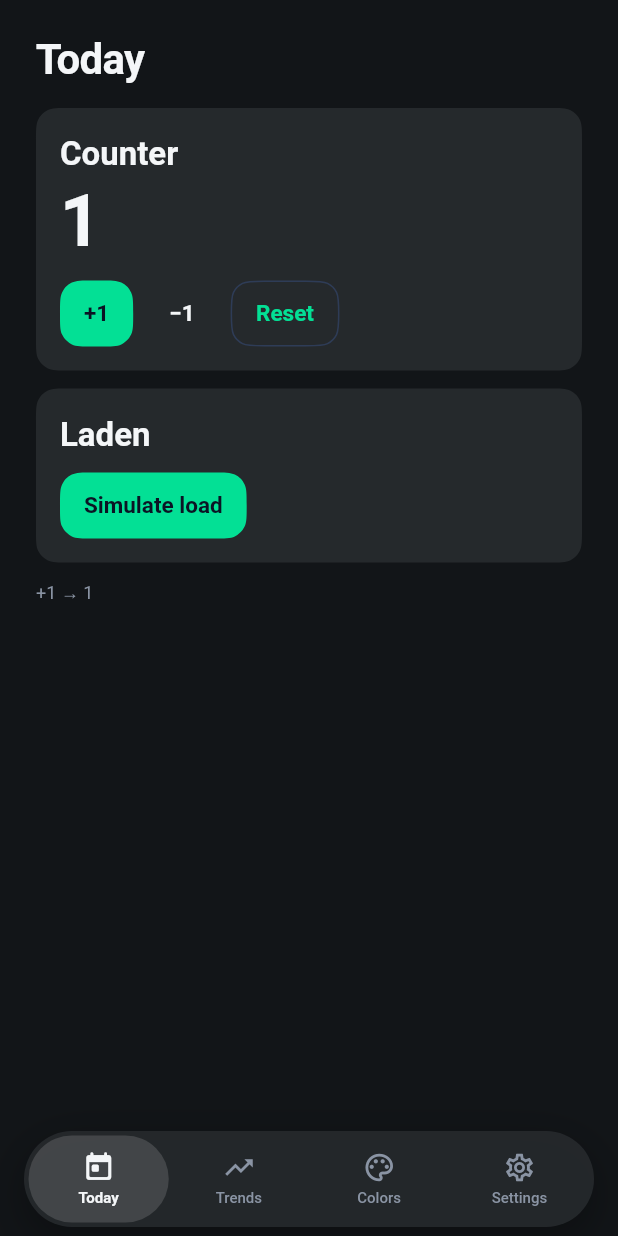
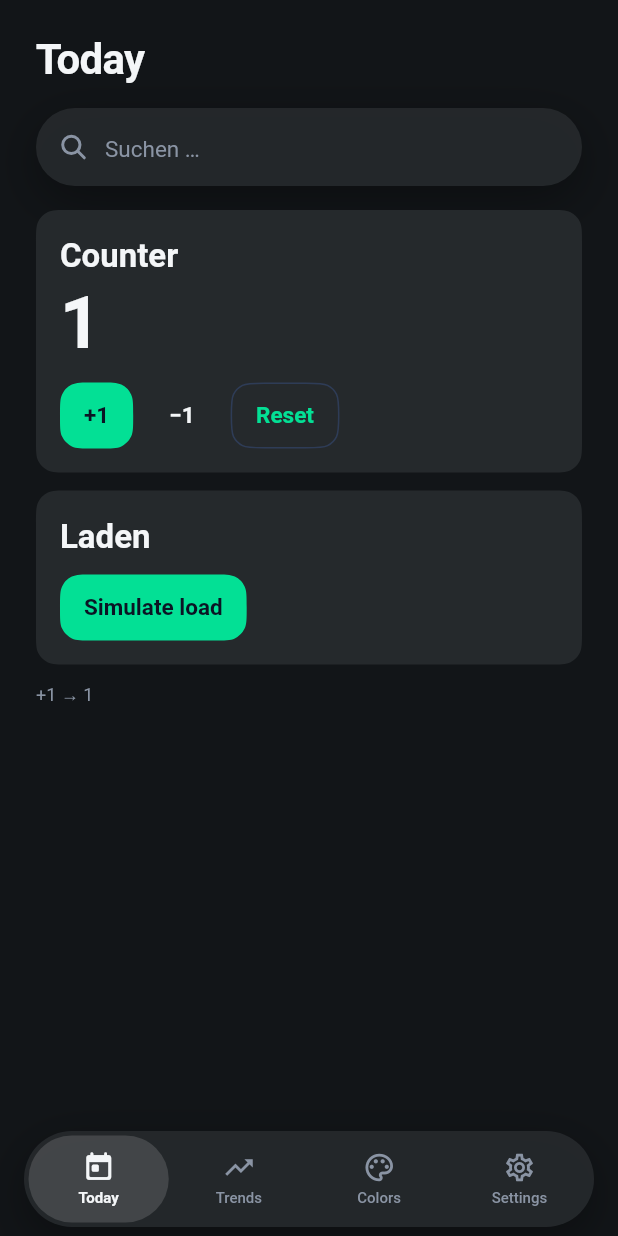
Before and after one commit to chukfinley/chuk_ui, a Flutter app: the screen it shows after launch, after a tap on "+1", on a phone screen of 412 x 824 dp. Run offline on Flutter 3.47's test engine with Material 3 defaults, Android fonts, the phone set to English and light mode, and no system bars.

Commit message:
v0.3.0: search bar, HSV color picker, card; fix toggle "on" color
- ChukSearchBar (nav-styled floating search, Material-free EditableText +
  drawn glyph), ChukColorPicker (draggable HSV field + hue slider), ChukCard
  (squircle surface).
- Example Colors tab: picker + hex/copy + live component preview; whole accent
  follows the picked color.
- Fix: switch "on" knob used accent@60% and read as dark/washed-out — now full
  accent, matching the primary button.

Claude-Session: https://claude.ai/code/session_01UYevD7rJswDPsWqXZntH93

````diff
--- a/example/lib/main.dart
+++ b/example/lib/main.dart
@@ -2,6 +2,7 @@ import 'dart:async';
 
 import 'package:chuk_ui/chuk_ui.dart';
 import 'package:flutter/material.dart' show Icons;
+import 'package:flutter/services.dart' show Clipboard, ClipboardData;
 import 'package:flutter/widgets.dart';
 
 void main() => runApp(const ExampleApp());
@@ -57,6 +58,7 @@ class _ExampleAppState extends State<ExampleApp> {
   bool _loading = false;
   bool _notifications = true;
   bool _sync = false;
+  bool _previewSwitch = true;
   String _lastAction = 'Noch nichts gedrückt';
 
   void _act(String msg) => setState(() => _lastAction = msg);
@@ -172,6 +174,11 @@ class _ExampleAppState extends State<ExampleApp> {
   // ── Today ──────────────────────────────────────────────────────────────
   Widget _todayTab(ChukThemeData t) {
     return _page(t, 'Today', [
+      ChukSearchBar(
+        hintText: 'Suchen …',
+        onChanged: (q) => _act('Suche: "$q"'),
+      ),
+      SizedBox(height: t.spacing.lg),
       _card(t,
           child: Column(
             crossAxisAlignment: CrossAxisAlignment.start,
@@ -291,20 +298,76 @@ class _ExampleAppState extends State<ExampleApp> {
         style: t.typography.body.copyWith(color: t.colors.textSecondary),
       ),
       SizedBox(height: t.spacing.md),
+      ChukColorPicker(
+        color: _primary,
+        onChanged: (c) => setState(() => _primary = c),
+      ),
+      SizedBox(height: t.spacing.md),
+      // Hex + copy.
       Row(
         children: [
-          const ChukSpinner(size: 28),
+          Container(
+            width: 40,
+            height: 40,
+            decoration: BoxDecoration(
+              color: _primary,
+              borderRadius: BorderRadius.circular(t.radii.sm),
+            ),
+          ),
           SizedBox(width: t.spacing.md),
-          Expanded(
-            child: ChukButton.primary(
-              expand: true,
-              onPressed: () => _act('Aktuelle Primary getestet'),
-              child: const Text('Aktuelle Primary'),
+          Text(
+            _hex(_primary),
+            style: t.typography.title.copyWith(
+              fontFeatures: const [],
+              color: t.colors.textPrimary,
             ),
+          ),
+          const Spacer(),
+          ChukButton.ghost(
+            onPressed: () {
+              Clipboard.setData(ClipboardData(text: _hex(_primary)));
+              _act('${_hex(_primary)} kopiert');
+            },
+            child: const Text('Copy'),
           ),
         ],
       ),
       SizedBox(height: t.spacing.lg),
+      // Live preview of components in the chosen color.
+      _card(t,
+          child: Column(
+            crossAxisAlignment: CrossAxisAlignment.start,
+            children: [
+              Text('Live-Vorschau',
+                  style: t.typography.caption
+                      .copyWith(color: t.colors.textSecondary)),
+              SizedBox(height: t.spacing.md),
+              Wrap(
+                spacing: t.spacing.sm,
+                runSpacing: t.spacing.sm,
+                crossAxisAlignment: WrapCrossAlignment.center,
+                children: [
+                  ChukButton.primary(
+                    onPressed: () => _act('Primary'),
+                    child: const Text('Primary'),
+                  ),
+                  ChukButton.ghost(
+                    onPressed: () => _act('Ghost'),
+                    child: const Text('Ghost'),
+                  ),
+                  ChukSwitch(
+                    value: _previewSwitch,
+                    onChanged: (v) => setState(() => _previewSwitch = v),
+                  ),
+                  const ChukSpinner(size: 28),
+                ],
+              ),
+            ],
+          )),
+      SizedBox(height: t.spacing.sm),
+      Text('Presets',
+          style: t.typography.title.copyWith(color: t.colors.textSecondary)),
+      SizedBox(height: t.spacing.sm),
       Wrap(
         spacing: t.spacing.sm,
         runSpacing: t.spacing.sm,
--- a/lib/chuk_ui.dart
+++ b/lib/chuk_ui.dart
@@ -33,6 +33,8 @@ export 'src/components/spinner/chuk_spinner.dart';
 export 'src/components/nav/chuk_nav_bar.dart';
 export 'src/components/nav/chuk_nav_style.dart';
 export 'src/components/card/chuk_card.dart';
+export 'src/components/search/chuk_search_bar.dart';
+export 'src/components/color_picker/chuk_color_picker.dart';
 
 // Shape
 export 'src/shape/chuk_squircle.dart';
--- /dev/null
+++ b/lib/src/components/color_picker/chuk_color_picker.dart
@@ -0,0 +1,204 @@
+import 'package:flutter/widgets.dart';
+
+import '../../shape/chuk_squircle.dart';
+import '../../theme/chuk_theme.dart';
+
+/// A draggable HSV color picker: a saturation/value field you swipe around with
+/// the mouse or finger, plus a hue slider below it. Reports the live color as
+/// you drag. Material-free.
+///
+/// ```dart
+/// ChukColorPicker(
+///   color: primary,
+///   onChanged: (c) => setState(() => primary = c),
+/// )
+/// ```
+class ChukColorPicker extends StatefulWidget {
+  const ChukColorPicker({
+    super.key,
+    required this.color,
+    required this.onChanged,
+    this.fieldHeight = 180,
+    this.hueHeight = 22,
+  });
+
+  /// The current color.
+  final Color color;
+
+  /// Called continuously while dragging with the new color.
+  final ValueChanged<Color> onChanged;
+
+  /// Height of the saturation/value field.
+  final double fieldHeight;
+
+  /// Height of the hue slider.
+  final double hueHeight;
+
+  @override
+  State<ChukColorPicker> createState() => _ChukColorPickerState();
+}
+
+class _ChukColorPickerState extends State<ChukColorPicker> {
+  late HSVColor _hsv;
+
+  @override
+  void initState() {
+    super.initState();
+    _hsv = HSVColor.fromColor(widget.color);
+  }
+
+  @override
+  void didUpdateWidget(ChukColorPicker old) {
+    super.didUpdateWidget(old);
+    // Keep in sync if the color is changed from the outside, but ignore the
+    // round-trip of our own emitted color (same RGB → keep our hue/sat).
+    if (widget.color.toARGB32() != _hsv.toColor().toARGB32()) {
+      _hsv = HSVColor.fromColor(widget.color);
+    }
+  }
+
+  void _emit() => widget.onChanged(_hsv.toColor());
+
+  void _updateSV(Offset local, Size size) {
+    final s = (local.dx / size.width).clamp(0.0, 1.0);
+    final v = (1 - local.dy / size.height).clamp(0.0, 1.0);
+    setState(() => _hsv = _hsv.withSaturation(s).withValue(v));
+    _emit();
+  }
+
+  void _updateHue(Offset local, double width) {
+    final h = (local.dx / width).clamp(0.0, 1.0) * 360.0;
+    setState(() => _hsv = _hsv.withHue(h));
+    _emit();
+  }
+
+  @override
+  Widget build(BuildContext context) {
+    final t = context.chuk;
+    final radius = t.radii.md;
+    final hueColor = HSVColor.fromAHSV(1, _hsv.hue, 1, 1).toColor();
+
+    return Column(
+      crossAxisAlignment: CrossAxisAlignment.stretch,
+      children: [
+        // ── Saturation / Value field ──────────────────────────────────
+        ClipPath(
+          clipper: ShapeBorderClipper(
+            shape: SquircleBorder(radius: radius),
+          ),
+          child: SizedBox(
+            height: widget.fieldHeight,
+            child: LayoutBuilder(
+              builder: (context, c) {
+                final size = Size(c.maxWidth, c.maxHeight);
+                return GestureDetector(
+                  behavior: HitTestBehavior.opaque,
+                  onPanDown: (d) => _updateSV(d.localPosition, size),
+                  onPanUpdate: (d) => _updateSV(d.localPosition, size),
+                  child: Stack(
+                    children: [
+                      // Base hue → white (saturation, left to right).
+                      DecoratedBox(
+                        decoration: BoxDecoration(
+                          gradient: LinearGradient(
+                            colors: [const Color(0xFFFFFFFF), hueColor],
+                          ),
+                        ),
+                        child: const SizedBox.expand(),
+                      ),
+                      // Value overlay (transparent → black, top to bottom).
+                      const DecoratedBox(
+                        decoration: BoxDecoration(
+                          gradient: LinearGradient(
+                            begin: Alignment.topCenter,
+                            end: Alignment.bottomCenter,
+                            colors: [Color(0x00000000), Color(0xFF000000)],
+                          ),
+                        ),
+                        child: SizedBox.expand(),
+                      ),
+                      // Thumb.
+                      Positioned(
+                        left: _hsv.saturation * size.width - 9,
+                        top: (1 - _hsv.value) * size.height - 9,
+                        child: _Thumb(color: _hsv.toColor()),
+                      ),
+                    ],
+                  ),
+                );
+              },
+            ),
+          ),
+        ),
+        SizedBox(height: t.spacing.md),
+        // ── Hue slider ────────────────────────────────────────────────
+        ClipPath(
+          clipper: ShapeBorderClipper(
+            shape: SquircleBorder(radius: widget.hueHeight / 2),
+          ),
+          child: SizedBox(
+            height: widget.hueHeight,
+            child: LayoutBuilder(
+              builder: (context, c) {
+                final width = c.maxWidth;
+                return GestureDetector(
+                  behavior: HitTestBehavior.opaque,
+                  onPanDown: (d) => _updateHue(d.localPosition, width),
+                  onPanUpdate: (d) => _updateHue(d.localPosition, width),
+                  child: Stack(
+                    alignment: Alignment.centerLeft,
+                    children: [
+                      const DecoratedBox(
+                        decoration: BoxDecoration(
+                          gradient: LinearGradient(
+                            colors: [
+                              Color(0xFFFF0000),
+                              Color(0xFFFFFF00),
+                              Color(0xFF00FF00),
+                              Color(0xFF00FFFF),
+                              Color(0xFF0000FF),
+                              Color(0xFFFF00FF),
+                              Color(0xFFFF0000),
+                            ],
+                          ),
+                        ),
+                        child: SizedBox.expand(),
+                      ),
+                      Positioned(
+                        left: _hsv.hue / 360 * width - 9,
+                        child: _Thumb(color: hueColor),
+                      ),
+                    ],
+                  ),
+                );
+              },
+            ),
+          ),
+        ),
+      ],
+    );
+  }
+}
+
+/// The draggable knob: a white ring showing the current color inside.
+class _Thumb extends StatelessWidget {
+  const _Thumb({required this.color});
+
+  final Color color;
+
+  @override
+  Widget build(BuildContext context) {
+    return Container(
+      width: 18,
+      height: 18,
+      decoration: BoxDecoration(
+        color: color,
+        shape: BoxShape.circle,
+        border: Border.all(color: const Color(0xFFFFFFFF), width: 3),
+        boxShadow: const [
+          BoxShadow(color: Color(0x66000000), blurRadius: 4),
+        ],
+      ),
+    );
+  }
+}
--- /dev/null
+++ b/lib/src/components/search/chuk_search_bar.dart
@@ -0,0 +1,213 @@
+import 'package:flutter/services.dart';
+import 'package:flutter/widgets.dart';
+
+import '../../shape/chuk_squircle.dart';
+import '../../theme/chuk_theme.dart';
+
+/// A floating search bar styled to match [ChukNavBar]: the same translucent
+/// raised fill, the same Apple-squircle pill shape and the same lift shadow.
+///
+/// Material-free — the input is a raw [EditableText]. Provide a [controller]
+/// and/or [focusNode] to drive it externally, or let it manage its own.
+///
+/// ```dart
+/// ChukSearchBar(
+///   hintText: 'Suchen',
+///   onChanged: (q) => setState(() => query = q),
+/// )
+/// ```
+class ChukSearchBar extends StatefulWidget {
+  const ChukSearchBar({
+    super.key,
+    this.controller,
+    this.focusNode,
+    this.hintText = 'Suchen',
+    this.onChanged,
+    this.onSubmitted,
+    this.leading,
+    this.trailing,
+    this.autofocus = false,
+    this.height = 52,
+    this.enabled = true,
+  });
+
+  /// External text controller. One is created internally when null.
+  final TextEditingController? controller;
+
+  /// External focus node. One is created internally when null.
+  final FocusNode? focusNode;
+
+  /// Placeholder shown while the field is empty.
+  final String hintText;
+
+  /// Called on every keystroke.
+  final ValueChanged<String>? onChanged;
+
+  /// Called when the user submits (search action).
+  final ValueChanged<String>? onSubmitted;
+
+  /// Leading widget (defaults to a drawn search glyph).
+  final Widget? leading;
+
+  /// Optional trailing widget (e.g. a clear button).
+  final Widget? trailing;
+
+  /// Focus the field on first build.
+  final bool autofocus;
+
+  /// Bar height.
+  final double height;
+
+  /// Whether the field accepts input.
+  final bool enabled;
+
+  @override
+  State<ChukSearchBar> createState() => _ChukSearchBarState();
+}
+
+class _ChukSearchBarState extends State<ChukSearchBar> {
+  TextEditingController? _ownController;
+  FocusNode? _ownFocus;
+
+  TextEditingController get _controller =>
+      widget.controller ?? (_ownController ??= TextEditingController());
+  FocusNode get _focus => widget.focusNode ?? (_ownFocus ??= FocusNode());
+
+  @override
+  void initState() {
+    super.initState();
+    _controller.addListener(_onChanged);
+  }
+
+  @override
+  void dispose() {
+    _controller.removeListener(_onChanged);
+    _ownController?.dispose();
+    _ownFocus?.dispose();
+    super.dispose();
+  }
+
+  void _onChanged() => setState(() {});
+
+  @override
+  Widget build(BuildContext context) {
+    final t = context.chuk;
+    final radius = t.radii.pill;
+    final shape = SquircleBorder(radius: radius, smoothing: kAppleCornerSmoothing);
+    final isEmpty = _controller.text.isEmpty;
+
+    final leading = widget.leading ??
+        _SearchGlyph(color: t.colors.textTertiary, size: 18);
+
+    return GestureDetector(
+      behavior: HitTestBehavior.opaque,
+      onTap: widget.enabled ? _focus.requestFocus : null,
+      child: DecoratedBox(
+        decoration: ShapeDecoration(
+          color: t.colors.surfaceRaised.withValues(alpha: 0.93),
+          shape: shape,
+          shadows: const [
+            BoxShadow(
+              color: Color(0x57000000),
+              blurRadius: 28,
+              offset: Offset(0, 10),
+            ),
+          ],
+        ),
+        child: SizedBox(
+          height: widget.height,
+          child: Padding(
+            padding: EdgeInsets.symmetric(horizontal: t.spacing.lg),
+            child: Row(
+              children: [
+                leading,
+                SizedBox(width: t.spacing.md),
+                Expanded(
+                  child: Stack(
+                    alignment: Alignment.centerLeft,
+                    children: [
+                      if (isEmpty)
+                        Text(
+                          widget.hintText,
+                          maxLines: 1,
+                          overflow: TextOverflow.ellipsis,
+                          style: t.typography.body
+                              .copyWith(color: t.colors.textTertiary),
+                        ),
+                      EditableText(
+                        controller: _controller,
+                        focusNode: _focus,
+                        autofocus: widget.autofocus,
+                        readOnly: !widget.enabled,
+                        style: t.typography.body
+                            .copyWith(color: t.colors.textPrimary),
+                        cursorColor: t.colors.accent,
+                        backgroundCursorColor: t.colors.surfaceInset,
+                        selectionColor: t.colors.accent.withValues(alpha: 0.30),
+                        maxLines: 1,
+                        keyboardType: TextInputType.text,
+                        textInputAction: TextInputAction.search,
+                        inputFormatters: const <TextInputFormatter>[],
+                        onChanged: widget.onChanged,
+                        onSubmitted: widget.onSubmitted,
+                        rendererIgnoresPointer: true,
+                      ),
+                    ],
+                  ),
+                ),
+                if (widget.trailing != null) ...[
+                  SizedBox(width: t.spacing.sm),
+                  widget.trailing!,
+                ],
+              ],
+            ),
+          ),
+        ),
+      ),
+    );
+  }
+}
+
+/// A minimal search (magnifier) glyph drawn with a painter, so the component
+/// needs no icon font.
+class _SearchGlyph extends StatelessWidget {
+  const _SearchGlyph({required this.color, required this.size});
+
+  final Color color;
+  final double size;
+
+  @override
+  Widget build(BuildContext context) {
+    return SizedBox.square(
+      dimension: size,
+      child: CustomPaint(painter: _SearchGlyphPainter(color)),
+    );
+  }
+}
+
+class _SearchGlyphPainter extends CustomPainter {
+  _SearchGlyphPainter(this.color);
+
+  final Color color;
+
+  @override
+  void paint(Canvas canvas, Size size) {
+    final paint = Paint()
+      ..color = color
+      ..style = PaintingStyle.stroke
+      ..strokeWidth = size.width * 0.11
+      ..strokeCap = StrokeCap.round
+      ..isAntiAlias = true;
+
+    final r = size.width * 0.32;
+    final center = Offset(size.width * 0.42, size.height * 0.42);
+    canvas.drawCircle(center, r, paint);
+    // Handle.
+    final start = center + Offset(r * 0.72, r * 0.72);
+    final end = Offset(size.width * 0.9, size.height * 0.9);
+    canvas.drawLine(start, end, paint);
+  }
+
+  @override
+  bool shouldRepaint(_SearchGlyphPainter old) => old.color != color;
+}
--- a/lib/src/theme/chuk_theme_data.dart
+++ b/lib/src/theme/chuk_theme_data.dart
@@ -168,7 +168,9 @@ class ChukThemeData {
         ChukSwitchStyle(
           trackColor: colors.surfaceRaised.withValues(alpha: 0.9),
           borderColor: colors.hairlineStrong.withValues(alpha: 0.5),
-          knobOnColor: colors.accent.withValues(alpha: 0.60),
+          // Full accent so the "on" knob matches the primary button exactly
+          // (the old 0.60 alpha made it look washed-out / dark).
+          knobOnColor: colors.accent,
           knobOffColor:
               isLight ? const Color(0x1A000000) : const Color(0x24FFFFFF),
           width: 58,
````
Also changed, not shown: 1 other file.
